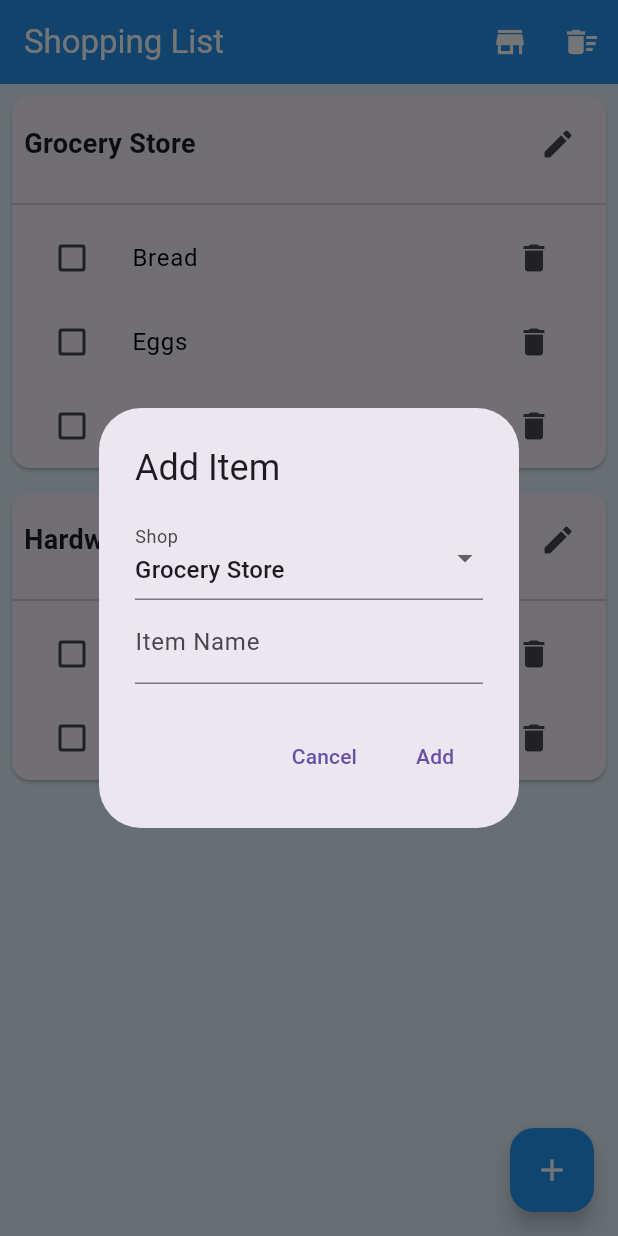
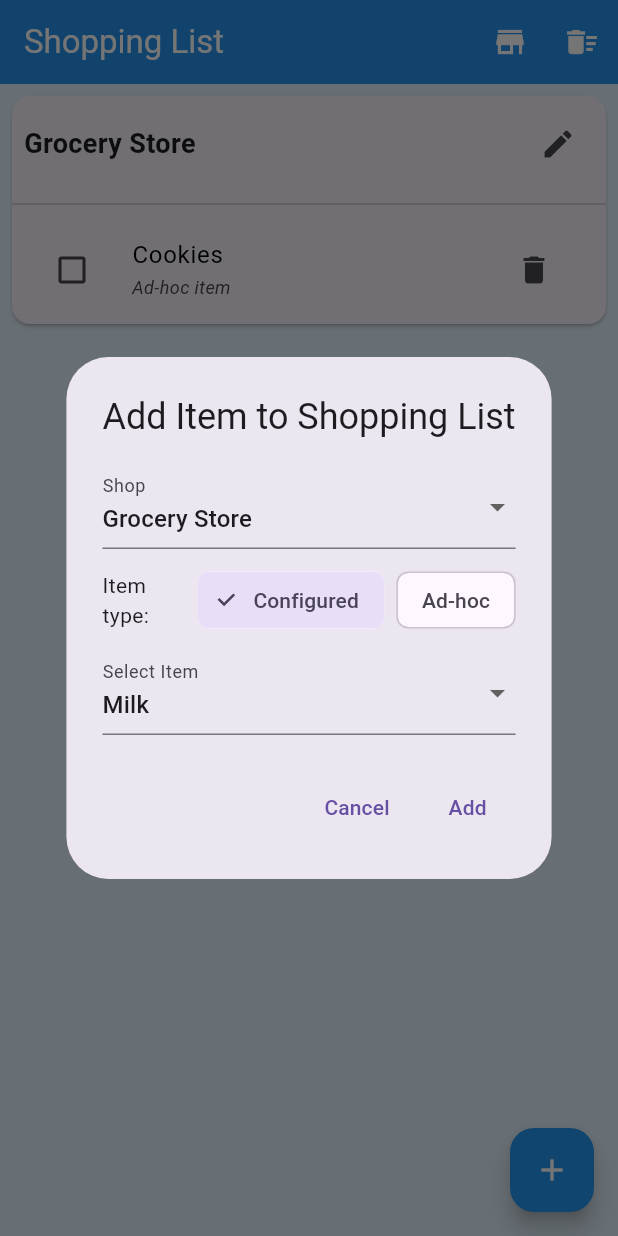
Before and after one commit to domob1812/shopt2, a Flutter app: the screen it shows after launch, after a tap on the "delete" icon, after a tap on the "add" icon, on a phone screen of 412 x 824 dp. Run offline on Flutter 3.47's test engine with Material 3 defaults, Android fonts, the phone set to English and light mode, and no system bars; our stand-ins replace reorderables, shared_preferences.

Commit message:
Split data model for item and shopping list.
Introduce a separate data model for items on the shopping list, so
that we can independently have preconfigured items and the list.

```diff
--- a/lib/models/item.dart
+++ b/lib/models/item.dart
@@ -1,7 +1,6 @@
 class Item {
   String id;
   String name;
-  bool isChecked;
   int orderIndex; // For ordering within a shop
   String shopId;
 
@@ -9,7 +8,6 @@
     required this.id,
     required this.name,
     required this.shopId,
-    this.isChecked = false,
     this.orderIndex = 0,
   });
 
@@ -18,7 +16,6 @@
       id: json['id'],
       name: json['name'],
       shopId: json['shopId'],
-      isChecked: json['isChecked'] ?? false,
       orderIndex: json['orderIndex'] ?? 0,
     );
   }
@@ -28,7 +25,6 @@
       'id': id,
       'name': name,
       'shopId': shopId,
-      'isChecked': isChecked,
       'orderIndex': orderIndex,
     };
   }
@@ -37,14 +33,12 @@
     String? id,
     String? name,
     String? shopId,
-    bool? isChecked,
     int? orderIndex,
   }) {
     return Item(
       id: id ?? this.id,
       name: name ?? this.name,
       shopId: shopId ?? this.shopId,
-      isChecked: isChecked ?? this.isChecked,
       orderIndex: orderIndex ?? this.orderIndex,
     );
   }
--- /dev/null
+++ b/lib/models/shopping_list_item.dart
@@ -0,0 +1,76 @@
+import '../models/item.dart';
+
+class ShoppingListItem {
+  String id;
+  String? itemId; // Reference to a configured Item, null for ad-hoc items
+  String name;
+  bool isChecked;
+  String shopId;
+  int orderIndex; // For ordering within the shopping list
+  bool isAdHoc; // Indicates if this is an ad-hoc item (not pre-configured)
+
+  ShoppingListItem({
+    required this.id,
+    this.itemId,
+    required this.name,
+    required this.shopId,
+    this.isChecked = false,
+    this.orderIndex = 0,
+    this.isAdHoc = false,
+  });
+
+  factory ShoppingListItem.fromJson(Map<String, dynamic> json) {
+    return ShoppingListItem(
+      id: json['id'],
+      itemId: json['itemId'],
+      name: json['name'],
+      shopId: json['shopId'],
+      isChecked: json['isChecked'] ?? false,
+      orderIndex: json['orderIndex'] ?? 0,
+      isAdHoc: json['isAdHoc'] ?? false,
+    );
+  }
+
+  factory ShoppingListItem.fromItem(Item item) {
+    return ShoppingListItem(
+      id: DateTime.now().toString(),
+      itemId: item.id,
+      name: item.name,
+      shopId: item.shopId,
+      orderIndex: item.orderIndex,
+      isAdHoc: false,
+    );
+  }
+
+  Map<String, dynamic> toJson() {
+    return {
+      'id': id,
+      'itemId': itemId,
+      'name': name,
+      'shopId': shopId,
+      'isChecked': isChecked,
+      'orderIndex': orderIndex,
+      'isAdHoc': isAdHoc,
+    };
+  }
+
+  ShoppingListItem copyWith({
+    String? id,
+    String? itemId,
+    String? name,
+    String? shopId,
+    bool? isChecked,
+    int? orderIndex,
+    bool? isAdHoc,
+  }) {
+    return ShoppingListItem(
+      id: id ?? this.id,
+      itemId: itemId ?? this.itemId,
+      name: name ?? this.name,
+      shopId: shopId ?? this.shopId,
+      isChecked: isChecked ?? this.isChecked,
+      orderIndex: orderIndex ?? this.orderIndex,
+      isAdHoc: isAdHoc ?? this.isAdHoc,
+    );
+  }
+}
--- a/lib/screens/items_edit_screen.dart
+++ b/lib/screens/items_edit_screen.dart
@@ -69,13 +69,34 @@
                         },
                         itemBuilder: (context, index) {
                           final item = items[index];
+                          // Check if this item is on the shopping list
+                          final bool isOnShoppingList = storage.isItemOnShoppingList(item.id);
+
                           return ListTile(
                             key: ValueKey(item.id),
                             leading: const Icon(Icons.drag_handle),
                             title: Text(item.name),
+                            subtitle: isOnShoppingList
+                                ? const Text('On shopping list', style: TextStyle(fontSize: 12, color: Colors.green))
+                                : null,
                             trailing: Row(
                               mainAxisSize: MainAxisSize.min,
                               children: [
+                                // Add to shopping list button
+                                if (!isOnShoppingList)
+                                  IconButton(
+                                    icon: const Icon(Icons.add_shopping_cart),
+                                    onPressed: () {
+                                      storage.addConfiguredItemToShoppingList(item);
+                                      ScaffoldMessenger.of(context).showSnackBar(
+                                        SnackBar(
+                                          content: Text('${item.name} added to shopping list'),
+                                          duration: const Duration(seconds: 2),
+                                        ),
+                                      );
+                                    },
+                                    tooltip: 'Add to shopping list',
+                                  ),
                                 IconButton(
                                   icon: const Icon(Icons.edit),
                                   onPressed: () {
--- a/lib/screens/shopping_list_screen.dart
+++ b/lib/screens/shopping_list_screen.dart
@@ -2,6 +2,7 @@
 import 'package:provider/provider.dart';
 import '../models/shop.dart';
 import '../models/item.dart';
+import '../models/shopping_list_item.dart';
 import '../services/storage_service.dart';
 import 'shop_edit_screen.dart';
 import 'items_edit_screen.dart';
@@ -46,9 +47,9 @@
             itemCount: shops.length,
             itemBuilder: (context, index) {
               final shop = shops[index];
-              final shopItems = storage.getItemsForShop(shop.id);
+              final shoppingListItems = storage.getShoppingListForShop(shop.id);
 
-              if (shopItems.isEmpty) {
+              if (shoppingListItems.isEmpty) {
                 return Container(); // Skip empty shops
               }
 
@@ -84,7 +85,7 @@
                       ),
                     ),
                     const Divider(),
-                    ...shopItems.map((item) => _buildShoppingItem(context, item)).toList(),
+                    ...shoppingListItems.map((item) => _buildShoppingItem(context, item)).toList(),
                   ],
                 ),
               );
@@ -101,7 +102,7 @@
     );
   }
 
-  Widget _buildShoppingItem(BuildContext context, Item item) {
+  Widget _buildShoppingItem(BuildContext context, ShoppingListItem item) {
     return ListTile(
       leading: Checkbox(
         value: item.isChecked,
@@ -116,10 +117,12 @@
           color: item.isChecked ? Colors.grey : Colors.black,
         ),
       ),
+      // Show a different indicator for ad-hoc items
+      subtitle: item.isAdHoc ? const Text('Ad-hoc item', style: TextStyle(fontSize: 12, fontStyle: FontStyle.italic)) : null,
       trailing: IconButton(
         icon: const Icon(Icons.delete),
         onPressed: () {
-          Provider.of<StorageService>(context, listen: false).deleteItem(item.id);
+          Provider.of<StorageService>(context, listen: false).removeFromShoppingList(item.id);
         },
       ),
     );
@@ -140,12 +143,27 @@
 
     String selectedShopId = shops.first.id;
     String itemName = '';
+    bool useExistingItem = true; // Toggle between configured and ad-hoc items
+    List<Item> configuredItems = [];
+    Item? selectedItem;
 
     showDialog(
       context: context,
       builder: (context) {
+        return StatefulBuilder(
+          builder: (context, setState) {
+            // Get available configured items for the selected shop that aren't already on the list
+            configuredItems = storage.getItemsForShop(selectedShopId)
+                .where((item) => !storage.isItemOnShoppingList(item.id))
+                .toList();
+
+            // Reset selected item if needed
+            if (selectedItem == null || selectedItem!.shopId != selectedShopId) {
+              selectedItem = configuredItems.isNotEmpty ? configuredItems.first : null;
+            }
+
             return AlertDialog(
-          title: const Text('Add Item'),
+              title: const Text('Add Item to Shopping List'),
               content: Column(
                 mainAxisSize: MainAxisSize.min,
                 children: [
@@ -159,9 +177,61 @@
                       );
                     }).toList(),
                     onChanged: (value) {
+                      setState(() {
                         selectedShopId = value!;
+                        selectedItem = null; // Reset selected item
+                      });
                     },
                   ),
+                  const SizedBox(height: 10),
+                  Row(
+                    children: [
+                      Expanded(
+                        child: Text('Item type:'),
+                      ),
+                      ChoiceChip(
+                        label: Text('Configured'),
+                        selected: useExistingItem,
+                        onSelected: (selected) {
+                          setState(() {
+                            useExistingItem = selected;
+                          });
+                        },
+                      ),
+                      const SizedBox(width: 8),
+                      ChoiceChip(
+                        label: Text('Ad-hoc'),
+                        selected: !useExistingItem,
+                        onSelected: (selected) {
+                          setState(() {
+                            useExistingItem = !selected;
+                          });
+                        },
+                      ),
+                    ],
+                  ),
+                  const SizedBox(height: 10),
+                  if (useExistingItem)
+                    // Show dropdown of available configured items
+                    configuredItems.isEmpty
+                      ? const Text('No available configured items', style: TextStyle(color: Colors.red))
+                      : DropdownButtonFormField<String>(
+                          value: selectedItem?.id,
+                          decoration: const InputDecoration(labelText: 'Select Item'),
+                          items: configuredItems.map((item) {
+                            return DropdownMenuItem<String>(
+                              value: item.id,
+                              child: Text(item.name),
+                            );
+                          }).toList(),
+                          onChanged: (value) {
+                            setState(() {
+                              selectedItem = configuredItems.firstWhere((item) => item.id == value);
+                            });
+                          },
+                        )
+                  else
+                    // Show text field for ad-hoc item
                     TextField(
                       decoration: const InputDecoration(labelText: 'Item Name'),
                       onChanged: (value) {
@@ -179,16 +249,16 @@
                 ),
                 TextButton(
                   onPressed: () {
+                    if (useExistingItem) {
+                      if (selectedItem != null) {
+                        storage.addConfiguredItemToShoppingList(selectedItem!);
+                        Navigator.pop(context);
+                      }
+                    } else {
                       if (itemName.trim().isNotEmpty) {
-                  final shop = shops.firstWhere((s) => s.id == selectedShopId);
-                  final newItem = Item(
-                    id: DateTime.now().toString(),
-                    name: itemName.trim(),
-                    shopId: selectedShopId,
-                    orderIndex: shop.itemIds.length,
-                  );
-                  storage.addItem(newItem);
+                        storage.addAdHocItemToShoppingList(itemName.trim(), selectedShopId);
                         Navigator.pop(context);
+                      }
                     }
                   },
                   child: const Text('Add'),
@@ -197,5 +267,7 @@
             );
           },
         );
+      },
+    );
   }
 }
--- a/lib/services/storage_service.dart
+++ b/lib/services/storage_service.dart
@@ -3,14 +3,17 @@
 import 'package:shared_preferences/shared_preferences.dart';
 import '../models/shop.dart';
 import '../models/item.dart';
+import '../models/shopping_list_item.dart';
 
 class StorageService extends ChangeNotifier {
   late SharedPreferences _prefs;
   List<Shop> _shops = [];
-  List<Item> _items = [];
+  List<Item> _items = []; // Configured items
+  List<ShoppingListItem> _shoppingList = []; // Items on the shopping list
 
   List<Shop> get shops => _shops;
   List<Item> get items => _items;
+  List<ShoppingListItem> get shoppingList => _shoppingList;
 
   Future<void> init() async {
     _prefs = await SharedPreferences.getInstance();
@@ -25,18 +28,22 @@
   void _loadData() {
     final shopsJson = _prefs.getStringList('shops') ?? [];
     final itemsJson = _prefs.getStringList('items') ?? [];
+    final shoppingListJson = _prefs.getStringList('shoppingList') ?? [];
 
     _shops = shopsJson.map((s) => Shop.fromJson(jsonDecode(s))).toList();
     _items = itemsJson.map((i) => Item.fromJson(jsonDecode(i))).toList();
+    _shoppingList = shoppingListJson.map((i) => ShoppingListItem.fromJson(jsonDecode(i))).toList();
     notifyListeners();
   }
 
   Future<void> _saveData() async {
     final shopsJson = _shops.map((s) => jsonEncode(s.toJson())).toList();
     final itemsJson = _items.map((i) => jsonEncode(i.toJson())).toList();
+    final shoppingListJson = _shoppingList.map((i) => jsonEncode(i.toJson())).toList();
 
     await _prefs.setStringList('shops', shopsJson);
     await _prefs.setStringList('items', itemsJson);
+    await _prefs.setStringList('shoppingList', shoppingListJson);
     notifyListeners();
   }
 
@@ -60,7 +67,7 @@
     await _saveData();
   }
 
-  // Item CRUD operations
+  // Item CRUD operations - for configured items
   Future<void> addItem(Item item) async {
     _items.add(item);
     final shopIndex = _shops.indexWhere((s) => s.id == item.shopId);
@@ -85,27 +92,44 @@
       if (shopIndex >= 0) {
         _shops[shopIndex].itemIds.remove(itemId);
       }
+
+      // Also remove any references to this item from the shopping list
+      _shoppingList.removeWhere((sli) => sli.itemId == itemId);
+
       _items.removeWhere((i) => i.id == itemId);
       await _saveData();
     }
   }
 
-  Future<void> toggleItemCheck(String itemId) async {
-    final index = _items.indexWhere((i) => i.id == itemId);
+  // Shopping List Item CRUD operations
+  Future<void> addToShoppingList(ShoppingListItem shoppingListItem) async {
+    _shoppingList.add(shoppingListItem);
+    await _saveData();
+  }
+
+  Future<void> updateShoppingListItem(ShoppingListItem shoppingListItem) async {
+    final index = _shoppingList.indexWhere((i) => i.id == shoppingListItem.id);
     if (index >= 0) {
-      _items[index] = _items[index].copyWith(isChecked: !_items[index].isChecked);
+      _shoppingList[index] = shoppingListItem;
+      await _saveData();
+    }
+  }
+
+  Future<void> removeFromShoppingList(String shoppingListItemId) async {
+    _shoppingList.removeWhere((i) => i.id == shoppingListItemId);
+    await _saveData();
+  }
+
+  Future<void> toggleItemCheck(String shoppingListItemId) async {
+    final index = _shoppingList.indexWhere((i) => i.id == shoppingListItemId);
+    if (index >= 0) {
+      _shoppingList[index] = _shoppingList[index].copyWith(isChecked: !_shoppingList[index].isChecked);
       await _saveData();
     }
   }
 
   Future<void> removeCheckedItems() async {
-    final checkedItemIds = _items.where((i) => i.isChecked).map((i) => i.id).toList();
-
-    for (var shopIndex = 0; shopIndex < _shops.length; shopIndex++) {
-      _shops[shopIndex].itemIds.removeWhere((id) => checkedItemIds.contains(id));
-    }
-
-    _items.removeWhere((i) => i.isChecked);
+    _shoppingList.removeWhere((i) => i.isChecked);
     await _saveData();
   }
 
@@ -125,11 +149,81 @@
     await _saveData();
   }
 
-  // Get items for a specific shop, ordered by orderIndex
+  Future<void> reorderShoppingList(String shopId, List<String> newOrder) async {
+    for (var i = 0; i < newOrder.length; i++) {
+      final itemIndex = _shoppingList.indexWhere((item) => item.id == newOrder[i]);
+      if (itemIndex >= 0) {
+        _shoppingList[itemIndex] = _shoppingList[itemIndex].copyWith(orderIndex: i);
+      }
+    }
+    await _saveData();
+  }
+
+  // Get configured items for a specific shop, ordered by orderIndex
   List<Item> getItemsForShop(String shopId) {
     final shopItems = _items.where((i) => i.shopId == shopId).toList();
     shopItems.sort((a, b) => a.orderIndex.compareTo(b.orderIndex));
     return shopItems;
+  }
+
+  // Get shopping list items for a specific shop
+  List<ShoppingListItem> getShoppingListForShop(String shopId) {
+    // First get all configured items
+    final configuredItems = _shoppingList
+        .where((i) => i.shopId == shopId && !i.isAdHoc)
+        .toList();
+
+    // Then get all ad-hoc items
+    final adHocItems = _shoppingList
+        .where((i) => i.shopId == shopId && i.isAdHoc)
+        .toList();
+
+    // Sort configured items by their orderIndex
+    configuredItems.sort((a, b) {
+      // If we have the corresponding Item objects, use their orderIndex
+      final itemA = a.itemId != null ? _items.firstWhere((i) => i.id == a.itemId, orElse: () => Item(id: '', name: '', shopId: '', orderIndex: 999)) : null;
+      final itemB = b.itemId != null ? _items.firstWhere((i) => i.id == b.itemId, orElse: () => Item(id: '', name: '', shopId: '', orderIndex: 999)) : null;
+
+      if (itemA != null && itemB != null) {
+        return itemA.orderIndex.compareTo(itemB.orderIndex);
+      }
+      return a.orderIndex.compareTo(b.orderIndex);
+    });
+
+    // Sort ad-hoc items by their orderIndex
+    adHocItems.sort((a, b) => a.orderIndex.compareTo(b.orderIndex));
+
+    // Combine the lists with ad-hoc items at the end
+    return [...configuredItems, ...adHocItems];
+  }
+
+  // Add a configured item to the shopping list
+  Future<void> addConfiguredItemToShoppingList(Item item) async {
+    // Check if this item is already on the shopping list
+    final existingItem = _shoppingList.any((i) => i.itemId == item.id);
+    if (!existingItem) {
+      final shoppingListItem = ShoppingListItem.fromItem(item);
+      _shoppingList.add(shoppingListItem);
+      await _saveData();
+    }
+  }
+
+  // Add an ad-hoc item directly to the shopping list
+  Future<void> addAdHocItemToShoppingList(String name, String shopId) async {
+    final adHocItem = ShoppingListItem(
+      id: DateTime.now().toString(),
+      name: name,
+      shopId: shopId,
+      isAdHoc: true,
+      orderIndex: 999, // Ad-hoc items go to the end
+    );
+    _shoppingList.add(adHocItem);
+    await _saveData();
+  }
+
+  // Check if a configured item is on the shopping list
+  bool isItemOnShoppingList(String itemId) {
+    return _shoppingList.any((i) => i.itemId == itemId);
   }
 
   void _addDemoData() {
@@ -159,6 +253,23 @@
     grocery.itemIds.addAll(groceryItems.map((i) => i.id));
     hardware.itemIds.addAll(hardwareItems.map((i) => i.id));
 
+    // Add some items to the shopping list
+    final shoppingListItems = [
+      ShoppingListItem.fromItem(groceryItems[0]),
+      ShoppingListItem.fromItem(groceryItems[2]),
+      ShoppingListItem.fromItem(hardwareItems[0]),
+      // Add an ad-hoc item
+      ShoppingListItem(
+        id: "sl1",
+        name: "Cookies",
+        shopId: grocery.id,
+        isAdHoc: true,
+        orderIndex: 999,
+      ),
+    ];
+
+    _shoppingList.addAll(shoppingListItems);
+
     _saveData();
   }
 }
```
Also changed, not shown: 1 other file. Lines whose indentation alone changed are shown as unchanged.
